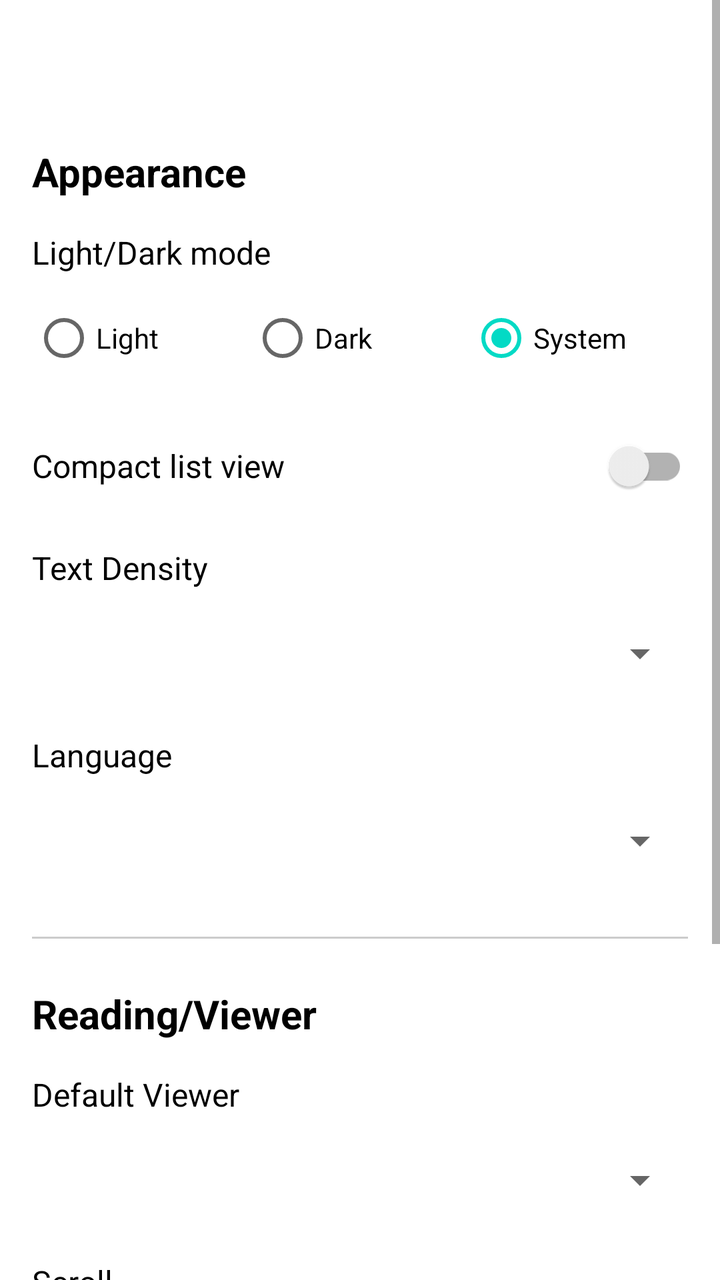
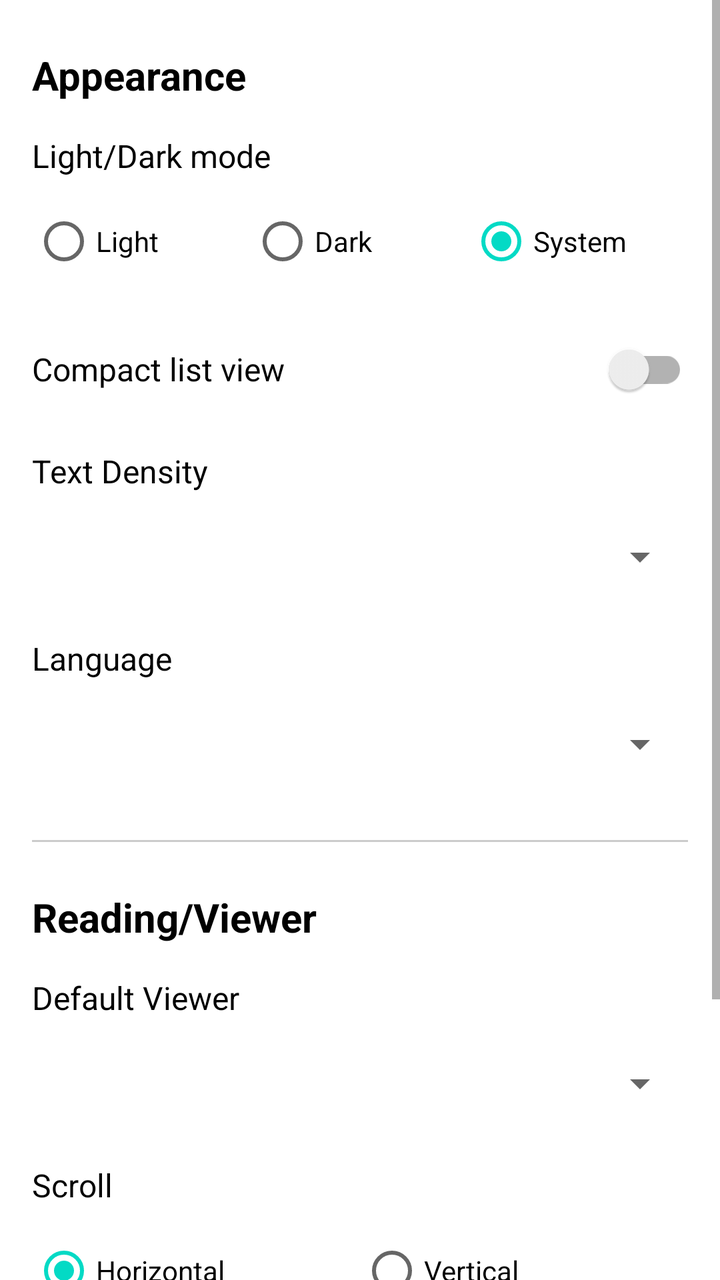

The first picture is an Android layout as it rendered before a commit; the second is the same layout after the commit. The layout source and the unified diff follow.
<!-- AndroidManifest.xml: application theme AppTheme -->
<!-- res/layout/fragment_settings.xml -->
<?xml version="1.0" encoding="utf-8"?>
<ScrollView xmlns:android="http://schemas.android.com/apk/res/android"
    xmlns:app="http://schemas.android.com/apk/res-auto"
    android:layout_width="match_parent"
    android:layout_height="match_parent"
    android:background="?android:attr/colorBackground">

    <LinearLayout
        android:layout_width="match_parent"
        android:layout_height="wrap_content"
        android:orientation="vertical"
        android:padding="16dp">

        
        <LinearLayout
            android:layout_width="match_parent"
            android:layout_height="wrap_content"
            android:orientation="horizontal"
            android:gravity="center_vertical"
            android:paddingBottom="16dp">

            <TextView
                android:layout_width="wrap_content"
                android:layout_height="wrap_content"
                android:textSize="24sp"
                android:textStyle="bold"
                android:layout_marginStart="16dp"/>
        </LinearLayout>

        
        <TextView
            android:layout_width="wrap_content"
            android:layout_height="wrap_content"
            android:text="@string/appearance"
            android:textSize="20sp"
            android:textStyle="bold"
            android:layout_marginTop="8dp"/>

        
        <TextView
            android:layout_width="wrap_content"
            android:layout_height="wrap_content"
            android:text="@string/light_dark_mode"
            android:textSize="16sp"
            android:layout_marginTop="16dp"/>

        <RadioGroup
            android:id="@+id/rgThemeMode"
            android:layout_width="match_parent"
            android:layout_height="wrap_content"
            android:orientation="horizontal"
            android:layout_marginTop="8dp">

            <RadioButton
                android:id="@+id/rbLight"
                android:layout_width="0dp"
                android:layout_height="wrap_content"
                android:layout_weight="1"
                android:text="@string/light"/>

            <RadioButton
                android:id="@+id/rbDark"
                android:layout_width="0dp"
                android:layout_height="wrap_content"
                android:layout_weight="1"
                android:text="@string/dark"/>

            <RadioButton
                android:id="@+id/rbSystem"
                android:layout_width="0dp"
                android:layout_height="wrap_content"
                android:layout_weight="1"
                android:text="@string/system"
                android:checked="true"/>
        </RadioGroup>

        
        <LinearLayout
            android:layout_width="match_parent"
            android:layout_height="wrap_content"
            android:orientation="horizontal"
            android:gravity="center_vertical"
            android:layout_marginTop="16dp">

            <TextView
                android:layout_width="0dp"
                android:layout_height="wrap_content"
                android:layout_weight="1"
                android:text="@string/compact_list_view"
                android:textSize="16sp"/>

            <androidx.appcompat.widget.SwitchCompat
                android:id="@+id/switchCompactList"
                android:layout_width="wrap_content"
                android:layout_height="wrap_content"/>
        </LinearLayout>

        
        <TextView
            android:layout_width="wrap_content"
            android:layout_height="wrap_content"
            android:text="@string/text_density"
            android:textSize="16sp"
            android:layout_marginTop="16dp"/>

        <Spinner
            android:id="@+id/spinnerTextDensity"
            android:layout_width="match_parent"
            android:layout_height="wrap_content"
            android:layout_marginTop="8dp"
            android:minHeight="48dp"/>

        
        <TextView
            android:layout_width="wrap_content"
            android:layout_height="wrap_content"
            android:text="@string/language"
            android:textSize="16sp"
            android:layout_marginTop="16dp"/>

        <Spinner
            android:id="@+id/spinnerLanguage"
            android:layout_width="match_parent"
            android:layout_height="wrap_content"
            android:layout_marginTop="8dp"
            android:minHeight="48dp"/>

        
        <View
            android:layout_width="match_parent"
            android:layout_height="1dp"
            android:background="#CCCCCC"
            android:layout_marginTop="24dp"
            android:layout_marginBottom="16dp"/>

        
        <TextView
            android:layout_width="wrap_content"
            android:layout_height="wrap_content"
            android:text="@string/reading_viewer"
            android:textSize="20sp"
            android:textStyle="bold"
            android:layout_marginTop="8dp"/>

        
        <TextView
            android:layout_width="wrap_content"
            android:layout_height="wrap_content"
            android:text="@string/default_viewer"
            android:textSize="16sp"
            android:layout_marginTop="16dp"/>

        <Spinner
            android:id="@+id/spinnerDefaultViewer"
            android:layout_width="match_parent"
            android:layout_height="wrap_content"
            android:layout_marginTop="8dp"
            android:minHeight="48dp"/>

        
        <LinearLayout
            android:id="@+id/layoutInAppSettings"
            android:layout_width="match_parent"
            android:layout_height="wrap_content"
            android:orientation="vertical"
            android:visibility="visible">

            
            <TextView
                android:layout_width="wrap_content"
                android:layout_height="wrap_content"
                android:text="@string/scroll"
                android:textSize="16sp"
                android:layout_marginTop="16dp"/>

            <RadioGroup
                android:id="@+id/rgScrollMode"
                android:layout_width="match_parent"
                android:layout_height="wrap_content"
                android:orientation="horizontal"
                android:layout_marginTop="8dp">

                <RadioButton
                    android:id="@+id/rbHorizontal"
                    android:layout_width="0dp"
                    android:layout_height="wrap_content"
                    android:layout_weight="1"
                    android:text="@string/horizontal"
                    android:checked="true"/>

                <RadioButton
                    android:id="@+id/rbVertical"
                    android:layout_width="0dp"
                    android:layout_height="wrap_content"
                    android:layout_weight="1"
                    android:text="@string/vertical"/>
            </RadioGroup>

            
            <LinearLayout
                android:layout_width="match_parent"
                android:layout_height="wrap_content"
                android:orientation="horizontal"
                android:gravity="center_vertical"
                android:layout_marginTop="16dp">

                <TextView
                    android:layout_width="0dp"
                    android:layout_height="wrap_content"
                    android:layout_weight="1"
                    android:text="@string/annotations"
                    android:textSize="16sp"/>

                <androidx.appcompat.widget.SwitchCompat
                    android:id="@+id/switchAnnotations"
                    android:layout_width="wrap_content"
                    android:layout_height="wrap_content"
                    android:checked="true"/>
            </LinearLayout>

            <TextView
                android:layout_width="wrap_content"
                android:layout_height="wrap_content"
                android:text="@string/annotations_desc"
                android:textSize="12sp"
                android:textColor="#666666"
                android:layout_marginStart="4dp"/>

            
            <LinearLayout
                android:layout_width="match_parent"
                android:layout_height="wrap_content"
                android:orientation="horizontal"
                android:gravity="center_vertical"
                android:layout_marginTop="16dp">

                <TextView
                    android:layout_width="0dp"
                    android:layout_height="wrap_content"
                    android:layout_weight="1"
                    android:text="@string/auto_save_annotations"
                    android:textSize="16sp"/>

                <androidx.appcompat.widget.SwitchCompat
                    android:id="@+id/switchAutoSave"
                    android:layout_width="wrap_content"
                    android:layout_height="wrap_content"
                    android:checked="true"/>
            </LinearLayout>
        </LinearLayout>

    </LinearLayout>
</ScrollView>
<!-- resources referenced by this layout -->
<resources>
  <string name="annotations">Annotations</string>
  <string name="annotations_desc">Highlight, notes, exportable</string>
  <string name="appearance">Appearance</string>
  <string name="auto_save_annotations">Auto-save annotations</string>
  <string name="compact_list_view">Compact list view</string>
  <string name="dark">Dark</string>
  <string name="default_viewer">Default Viewer</string>
  <string name="horizontal">Horizontal</string>
  <string name="language">Language</string>
  <string name="light">Light</string>
  <string name="light_dark_mode">Light/Dark mode</string>
  <string name="reading_viewer">Reading/Viewer</string>
  <string name="scroll">Scroll</string>
  <string name="system">System</string>
  <string name="text_density">Text Density</string>
  <string name="vertical">Vertical</string>
  <style name="AppTheme" parent="Theme.MaterialComponents.Light.NoActionBar">
          <item name="colorPrimary">#6200EE</item>
          <item name="colorPrimaryDark">#3700B3</item>
          <item name="colorAccent">#03DAC5</item>
          <item name="android:colorBackground">@color/white</item>
          <item name="android:textColor">#FF000000</item>
          <item name="android:statusBarColor">@android:color/transparent</item>
      </style>
  <color name="white">#FFFFFFFF</color>
</resources>

<!-- the commit's change to res/layout/fragment_settings.xml (unified diff, before → after) -->
@@ -12,20 +12,6 @@
         android:padding="16dp">
 
         
-        <LinearLayout
-            android:layout_width="match_parent"
-            android:layout_height="wrap_content"
-            android:orientation="horizontal"
-            android:gravity="center_vertical"
-            android:paddingBottom="16dp">
-
-            <TextView
-                android:layout_width="wrap_content"
-                android:layout_height="wrap_content"
-                android:textSize="24sp"
-                android:textStyle="bold"
-                android:layout_marginStart="16dp"/>
-        </LinearLayout>
 
         
         <TextView
